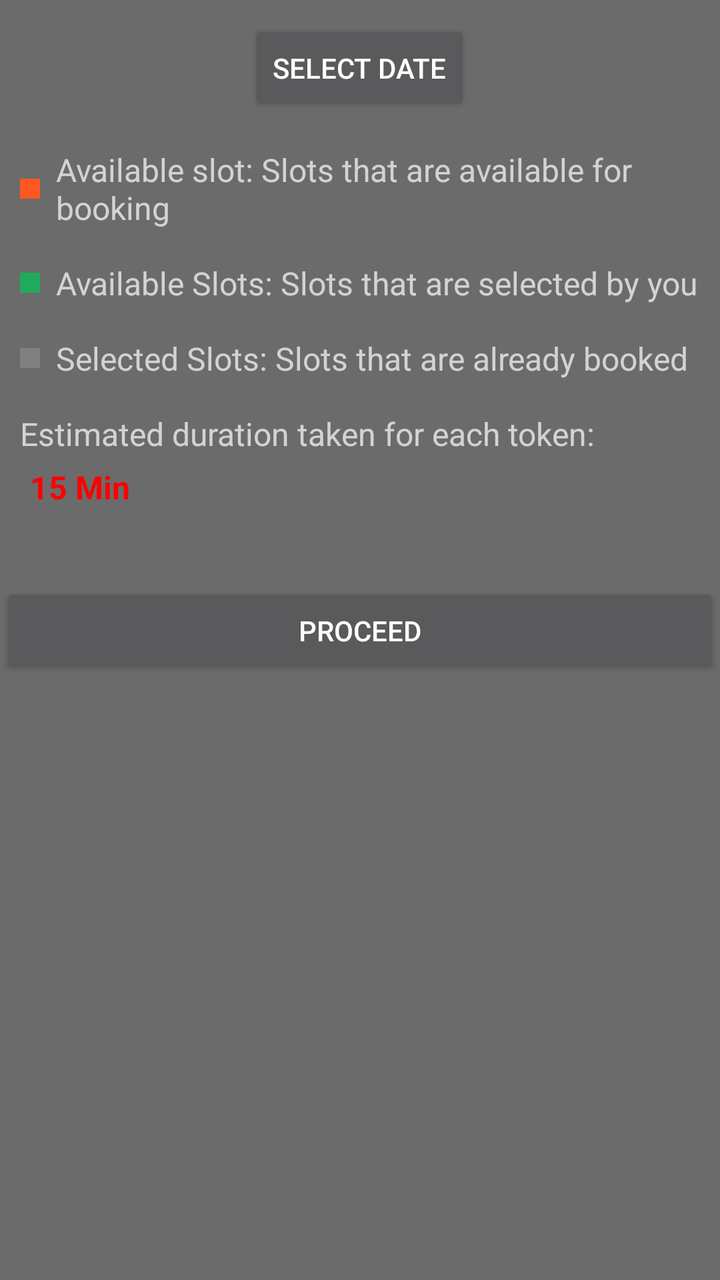
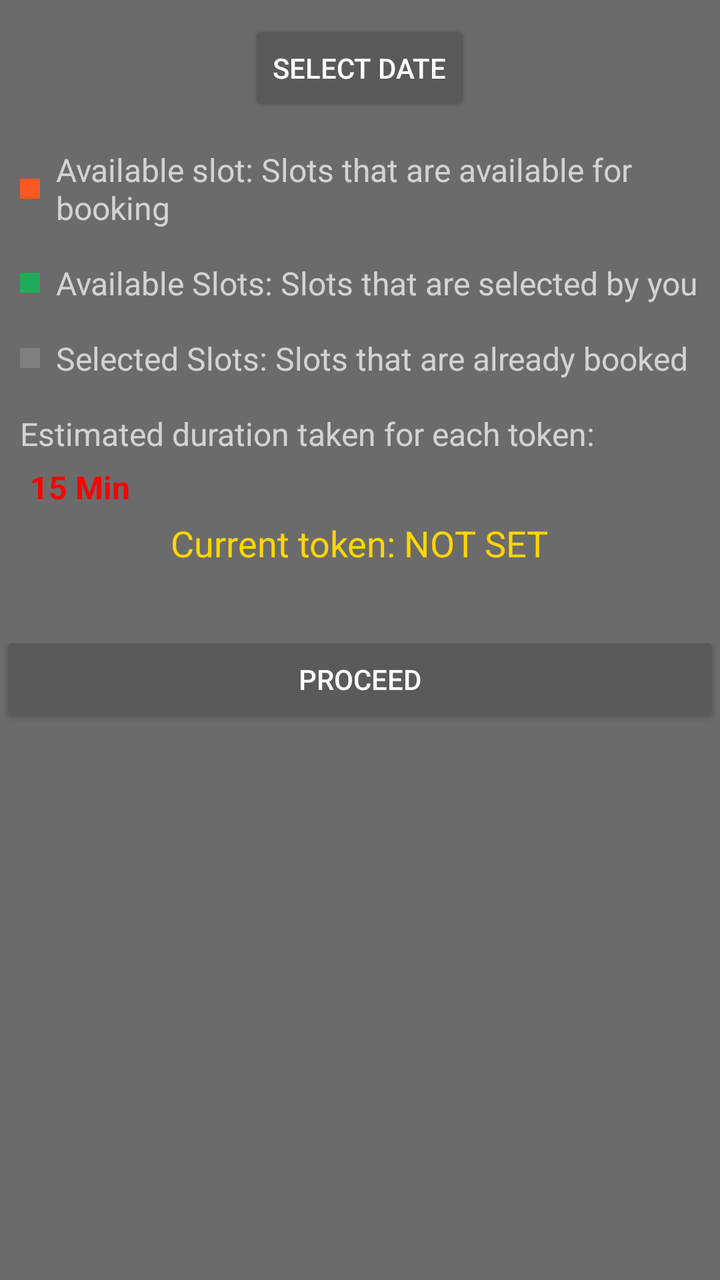

The first picture is an Android layout as it rendered before a commit; the second is the same layout after the commit. The layout source and the unified diff follow.
<!-- AndroidManifest.xml: application theme Theme.AppCompat -->
<!-- res/layout/activity_book.xml -->
<?xml version="1.0" encoding="utf-8"?>
<ScrollView xmlns:android="http://schemas.android.com/apk/res/android"
    android:layout_width="match_parent"
    android:layout_height="match_parent"
    android:background="#51E8E8E8">

    <RelativeLayout
        android:layout_width="match_parent"
        android:layout_height="match_parent">
        
        <TextView
            android:id="@+id/selectedDateTextView"
            android:layout_width="wrap_content"
            android:layout_height="wrap_content"
            android:layout_centerHorizontal="true"
            android:layout_marginTop="16dp"
            android:textColor="#000000"
            android:textSize="18sp"
            android:visibility="gone" />
        
        <Button
            android:id="@+id/updateDateBtn"
            android:layout_width="wrap_content"
            android:layout_height="wrap_content"
            android:layout_below="@id/selectedDateTextView"
            android:layout_centerHorizontal="true"
            android:layout_marginTop="10dp"
            android:text="SELECT DATE" />

        <LinearLayout
            android:id="@+id/bookedSlotInfoContainer"
            android:layout_width="match_parent"
            android:layout_height="wrap_content"
            android:layout_below="@id/updateDateBtn"
            android:layout_marginLeft="10dp"
            android:layout_marginTop="16dp"
            android:gravity="center_vertical"
            android:orientation="horizontal">

            <View
                android:layout_width="10dp"
                android:layout_height="10dp"
                android:layout_marginEnd="8dp"
                android:background="#FF5722" />

            <TextView
                android:layout_width="wrap_content"
                android:layout_height="wrap_content"
                android:text="Available slot: Slots that are available for booking"
                android:textSize="16sp" />
        </LinearLayout>

        <LinearLayout
            android:id="@+id/availableSlotInfoContainer"
            android:layout_width="match_parent"
            android:layout_height="wrap_content"
            android:layout_below="@id/bookedSlotInfoContainer"
            android:layout_marginLeft="10dp"
            android:layout_marginTop="16dp"
            android:gravity="center_vertical"
            android:orientation="horizontal">

            <View
                android:layout_width="10dp"
                android:layout_height="10dp"
                android:layout_marginEnd="8dp"
                android:background="#B200C853" />

            <TextView
                android:layout_width="wrap_content"
                android:layout_height="wrap_content"
                android:text="Available Slots: Slots that are selected by you"
                android:textSize="16sp" />
        </LinearLayout>

        
        <LinearLayout
            android:id="@+id/selectedSlotInfoContainer"
            android:layout_width="match_parent"
            android:layout_height="wrap_content"
            android:layout_below="@id/availableSlotInfoContainer"
            android:layout_marginLeft="10dp"
            android:layout_marginTop="16dp"
            android:gravity="center_vertical"
            android:orientation="horizontal">

            <View
                android:layout_width="10dp"
                android:layout_height="10dp"
                android:layout_marginEnd="8dp"
                android:background="#808080" />

            <TextView
                android:layout_width="wrap_content"
                android:layout_height="wrap_content"
                android:text="Selected Slots: Slots that are already booked"
                android:textSize="16sp" />
        </LinearLayout>

        <TextView
            android:id="@+id/estimatedDurationTextView1"
            android:layout_width="wrap_content"
            android:layout_height="wrap_content"
            android:layout_below="@id/selectedSlotInfoContainer"
            android:layout_marginLeft="10dp"
            android:layout_marginTop="16dp"
            android:text="Estimated duration taken for each token:"
            android:textSize="16sp" />

        <TextView
            android:id="@+id/estimatedDurationTextView"
            android:layout_width="wrap_content"
            android:layout_height="wrap_content"
            android:layout_below="@id/estimatedDurationTextView1"
            android:layout_marginLeft="10dp"
            android:background="#00000000"
            android:padding="5dp"
            android:text="15 Min"
            android:textAlignment="center"
            android:textColor="#FF0000"
            android:textSize="16sp"
            android:textStyle="bold"
            android:visibility="visible" />

        
        <LinearLayout
            android:id="@+id/slotsContainer"
            android:layout_width="match_parent"
            android:layout_height="wrap_content"
            android:layout_below="@id/estimatedDurationTextView"
            android:layout_centerHorizontal="true"
            android:layout_marginTop="16dp"
            android:orientation="vertical">

            
            <TextView
                android:layout_width="wrap_content"
                android:layout_height="wrap_content"
                android:text="Slots:"
                android:textColor="#000000"
                android:textSize="18sp"
                android:textStyle="bold"
                android:visibility="gone" />

            
            <LinearLayout
                android:layout_width="match_parent"
                android:layout_height="wrap_content"
                android:orientation="vertical">
                
            </LinearLayout>
        </LinearLayout>

        
        <Button
            android:id="@+id/continuebtn"
            android:layout_width="match_parent"
            android:layout_height="wrap_content"
            android:layout_below="@id/slotsContainer"
            android:layout_centerHorizontal="true"
            android:layout_marginTop="16dp"
            android:text="Proceed" />

        
        <TextView
            android:layout_width="wrap_content"
            android:layout_height="wrap_content"
            android:layout_below="@id/continuebtn"
            android:layout_centerHorizontal="true"
            android:layout_marginTop="16dp"
            android:text="No slots booked!"
            android:textSize="18sp"
            android:visibility="gone" />
    </RelativeLayout>
</ScrollView>
<!-- resources referenced by this layout -->
<resources>

</resources>

<!-- the commit's change to res/layout/activity_book.xml (unified diff, before → after) -->
@@ -122,17 +122,25 @@
             android:textStyle="bold"
             android:visibility="visible" />
 
-        
+        <TextView
+            android:id="@+id/currentTokenTextView"
+            android:layout_width="wrap_content"
+            android:layout_height="wrap_content"
+            android:layout_below="@id/estimatedDurationTextView"
+            android:layout_centerHorizontal="true"
+            android:text="Current token: NOT SET"
+            android:textSize="18sp"
+            android:textColor="#FFD600" />
+
         <LinearLayout
             android:id="@+id/slotsContainer"
             android:layout_width="match_parent"
             android:layout_height="wrap_content"
-            android:layout_below="@id/estimatedDurationTextView"
+            android:layout_below="@id/currentTokenTextView"
             android:layout_centerHorizontal="true"
             android:layout_marginTop="16dp"
             android:orientation="vertical">
 
-            
             <TextView
                 android:layout_width="wrap_content"
                 android:layout_height="wrap_content"
@@ -142,16 +150,14 @@
                 android:textStyle="bold"
                 android:visibility="gone" />
 
-            
             <LinearLayout
                 android:layout_width="match_parent"
                 android:layout_height="wrap_content"
                 android:orientation="vertical">
-                
+
             </LinearLayout>
         </LinearLayout>
 
-        
         <Button
             android:id="@+id/continuebtn"
             android:layout_width="match_parent"
@@ -161,7 +167,6 @@
             android:layout_marginTop="16dp"
             android:text="Proceed" />
 
-        
         <TextView
             android:layout_width="wrap_content"
             android:layout_height="wrap_content"
@@ -171,5 +176,6 @@
             android:text="No slots booked!"
             android:textSize="18sp"
             android:visibility="gone" />
+
     </RelativeLayout>
 </ScrollView>
